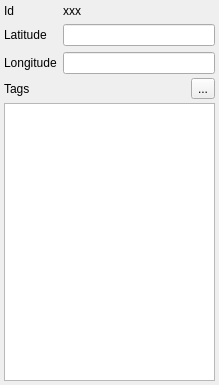
Before: the Qt Designer form src/Docks/MinimumTrackPointProperties.ui in openstreetmap/merkaartor, drawn with Qt 5.
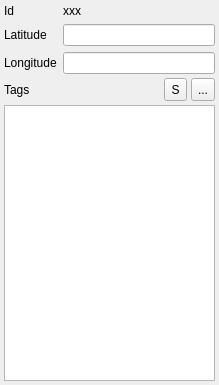
After: the same form once the commit is applied. Icons and pictures are not drawn.

Commit message: ADD : Auto-add "source" tag when drawing over a background map; define the value in the WMS and TMS editors Disable auto-adding in "Preferences-Background" Also add a "S" button in the tag editor to manually add the "source" tag

Patch:
```diff
--- a/src/Docks/MinimumTrackPointProperties.ui
+++ b/src/Docks/MinimumTrackPointProperties.ui
@@ -70,7 +70,7 @@
    <item>
     <layout class="QHBoxLayout">
      <property name="spacing">
-      <number>6</number>
+      <number>4</number>
      </property>
      <property name="margin">
       <number>0</number>
@@ -95,8 +95,33 @@
        </property>
       </spacer>
      </item>
+     <item>
+      <widget class="QToolButton" name="SourceTagButton">
+       <property name="minimumSize">
+        <size>
+         <width>23</width>
+         <height>23</height>
+        </size>
+       </property>
+       <property name="toolTip">
+        <string>Add &quot;source&quot; tag</string>
+       </property>
+       <property name="text">
+        <string>S</string>
+       </property>
+      </widget>
+     </item>
      <item>
       <widget class="QToolButton" name="RemoveTagButton">
+       <property name="minimumSize">
+        <size>
+         <width>23</width>
+         <height>23</height>
+        </size>
+       </property>
+       <property name="toolTip">
+        <string>REmove selected tag(s)</string>
+       </property>
        <property name="text">
         <string>...</string>
        </property>
```
The commit also changes 41 other files.
